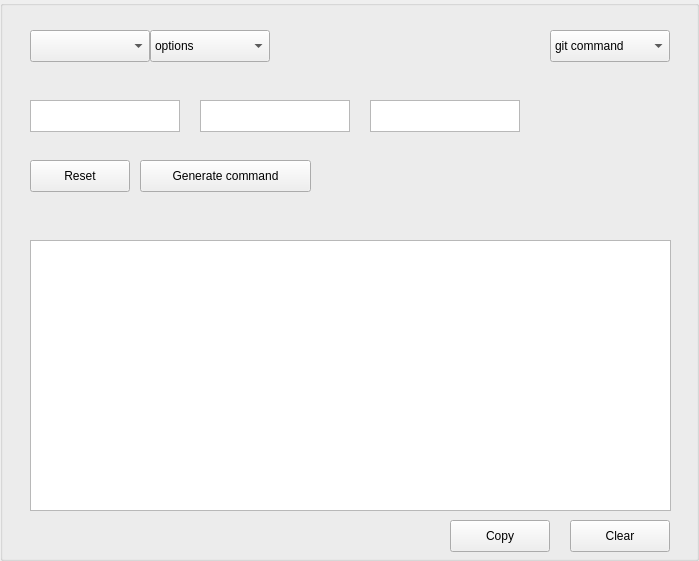
Above: gui/command/command.ui from LotusAndCompany/devtools before the change. Below: the same form after it.
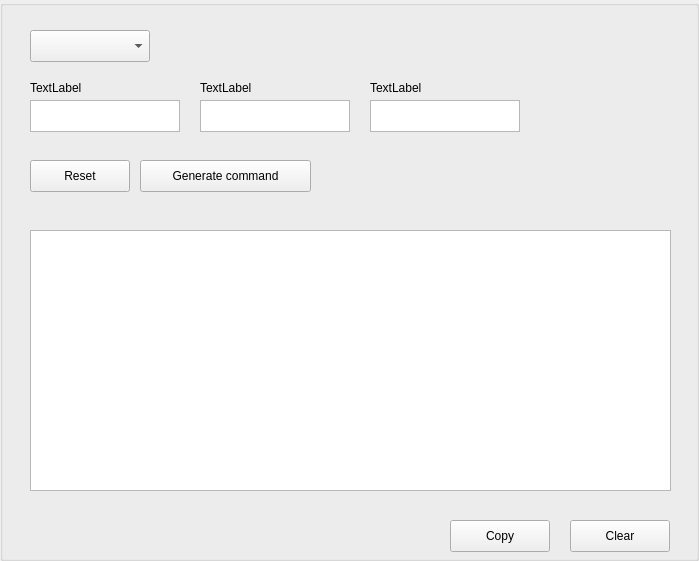
That is the form after the change.

Commit message: changed ui , added command generation and copy command to clipboard.

Patch:
```diff
--- a/gui/command/command.ui
+++ b/gui/command/command.ui
@@ -82,27 +82,6 @@
     </rect>
    </property>
   </widget>
-  <widget class="QComboBox" name="categoryBox">
-   <property name="enabled">
-    <bool>true</bool>
-   </property>
-   <property name="geometry">
-    <rect>
-     <x>550</x>
-     <y>30</y>
-     <width>120</width>
-     <height>32</height>
-    </rect>
-   </property>
-   <property name="currentText">
-    <string>git command</string>
-   </property>
-   <item>
-    <property name="text">
-     <string>git command</string>
-    </property>
-   </item>
-  </widget>
   <widget class="QTextEdit" name="textEdit_3">
    <property name="geometry">
     <rect>
@@ -113,35 +92,7 @@
     </rect>
    </property>
   </widget>
-  <widget class="QTableWidget" name="tableWidget">
-   <property name="geometry">
-    <rect>
-     <x>30</x>
-     <y>240</y>
-     <width>641</width>
-     <height>271</height>
-    </rect>
-   </property>
-   <property name="tabletTracking">
-    <bool>false</bool>
-   </property>
-  </widget>
-  <widget class="QComboBox" name="optionsBox">
-   <property name="geometry">
-    <rect>
-     <x>150</x>
-     <y>30</y>
-     <width>120</width>
-     <height>32</height>
-    </rect>
-   </property>
-   <item>
-    <property name="text">
-     <string>options</string>
-    </property>
-   </item>
-  </widget>
-  <widget class="QPushButton" name="resetButton_2">
+  <widget class="QPushButton" name="generateButton">
    <property name="geometry">
     <rect>
      <x>140</x>
@@ -154,6 +105,65 @@
     <string>Generate command</string>
    </property>
   </widget>
+  <widget class="QLabel" name="label">
+   <property name="geometry">
+    <rect>
+     <x>30</x>
+     <y>80</y>
+     <width>58</width>
+     <height>16</height>
+    </rect>
+   </property>
+   <property name="text">
+    <string>TextLabel</string>
+   </property>
+  </widget>
+  <widget class="QLabel" name="label_2">
+   <property name="geometry">
+    <rect>
+     <x>200</x>
+     <y>80</y>
+     <width>58</width>
+     <height>16</height>
+    </rect>
+   </property>
+   <property name="text">
+    <string>TextLabel</string>
+   </property>
+  </widget>
+  <widget class="QLabel" name="label_3">
+   <property name="geometry">
+    <rect>
+     <x>370</x>
+     <y>80</y>
+     <width>58</width>
+     <height>16</height>
+    </rect>
+   </property>
+   <property name="text">
+    <string>TextLabel</string>
+   </property>
+  </widget>
+  <widget class="QTextBrowser" name="textBrowser">
+   <property name="geometry">
+    <rect>
+     <x>30</x>
+     <y>230</y>
+     <width>641</width>
+     <height>261</height>
+    </rect>
+   </property>
+   <property name="html">
+    <string>&lt;!DOCTYPE HTML PUBLIC &quot;-//W3C//DTD HTML 4.0//EN&quot; &quot;http://www.w3.org/TR/REC-html40/strict.dtd&quot;&gt;
+&lt;html&gt;&lt;head&gt;&lt;meta name=&quot;qrichtext&quot; content=&quot;1&quot; /&gt;&lt;meta charset=&quot;utf-8&quot; /&gt;&lt;style type=&quot;text/css&quot;&gt;
+p, li { white-space: pre-wrap; }
+hr { height: 1px; border-width: 0; }
+li.unchecked::marker { content: &quot;\2610&quot;; }
+li.checked::marker { content: &quot;\2612&quot;; }
+&lt;/style&gt;&lt;/head&gt;&lt;body style=&quot; font-family:'.AppleSystemUIFont'; font-size:13pt; font-weight:400; font-style:normal;&quot;&gt;
+&lt;p style=&quot;-qt-paragraph-type:empty; margin-top:0px; margin-bottom:0px; margin-left:0px; margin-right:0px; -qt-block-indent:0; text-indent:0px;&quot;&gt;&lt;br /&gt;&lt;/p&gt;&lt;/body&gt;&lt;/html&gt;</string>
+   </property>
+  </widget>
  </widget>
  <resources/>
  <connections/>
```
Left out of the diff: 14 changed lines with no effect on the pictures. The commit also changes 3 other files.
